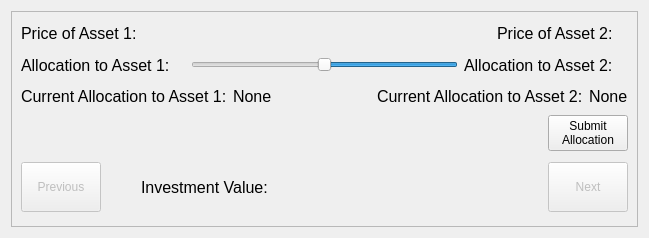
This is MarketSimulation/investmentslider.ui in dwattttt/marketsim as Qt 5 draws it before an edit. The edited form follows.
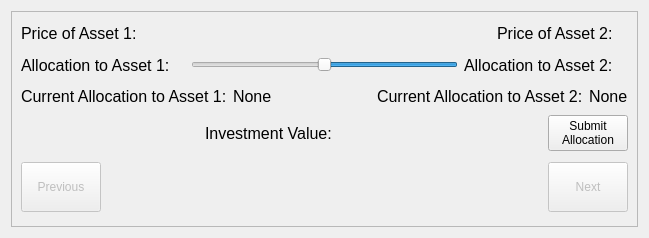
This is the edited form.

What changed in the file:
```diff
--- a/MarketSimulation/investmentslider.ui
+++ b/MarketSimulation/investmentslider.ui
@@ -253,6 +253,49 @@
             </property>
            </spacer>
           </item>
+          <item>
+           <widget class="QLabel" name="wealthLabelDesc">
+            <property name="font">
+             <font>
+              <pointsize>12</pointsize>
+             </font>
+            </property>
+            <property name="text">
+             <string>Investment Value:</string>
+            </property>
+           </widget>
+          </item>
+          <item>
+           <widget class="QLabel" name="wealthLabel">
+            <property name="minimumSize">
+             <size>
+              <width>20</width>
+              <height>0</height>
+             </size>
+            </property>
+            <property name="font">
+             <font>
+              <pointsize>12</pointsize>
+             </font>
+            </property>
+            <property name="text">
+             <string/>
+            </property>
+           </widget>
+          </item>
+          <item>
+           <spacer name="horizontalSpacer_6">
+            <property name="orientation">
+             <enum>Qt::Horizontal</enum>
+            </property>
+            <property name="sizeHint" stdset="0">
+             <size>
+              <width>40</width>
+              <height>20</height>
+             </size>
+            </property>
+           </spacer>
+          </item>
           <item>
            <widget class="QPushButton" name="allocationButton">
             <property name="text">
@@ -324,36 +367,6 @@
                </property>
               </spacer>
              </item>
-             <item>
-              <widget class="QLabel" name="wealthLabelDesc">
-               <property name="font">
-                <font>
-                 <pointsize>12</pointsize>
-                </font>
-               </property>
-               <property name="text">
-                <string>Investment Value:</string>
-               </property>
-              </widget>
-             </item>
-             <item>
-              <widget class="QLabel" name="wealthLabel">
-               <property name="minimumSize">
-                <size>
-                 <width>20</width>
-                 <height>0</height>
-                </size>
-               </property>
-               <property name="font">
-                <font>
-                 <pointsize>12</pointsize>
-                </font>
-               </property>
-               <property name="text">
-                <string/>
-               </property>
-              </widget>
-             </item>
              <item>
               <spacer name="horizontalSpacer_5">
                <property name="orientation">
```
